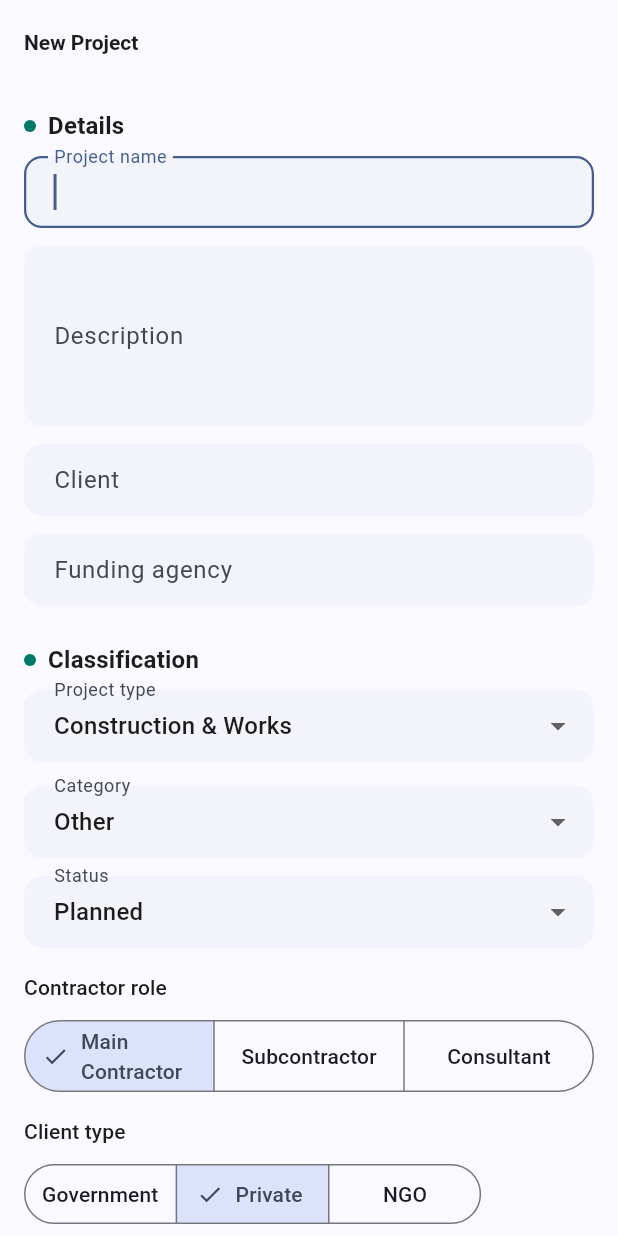
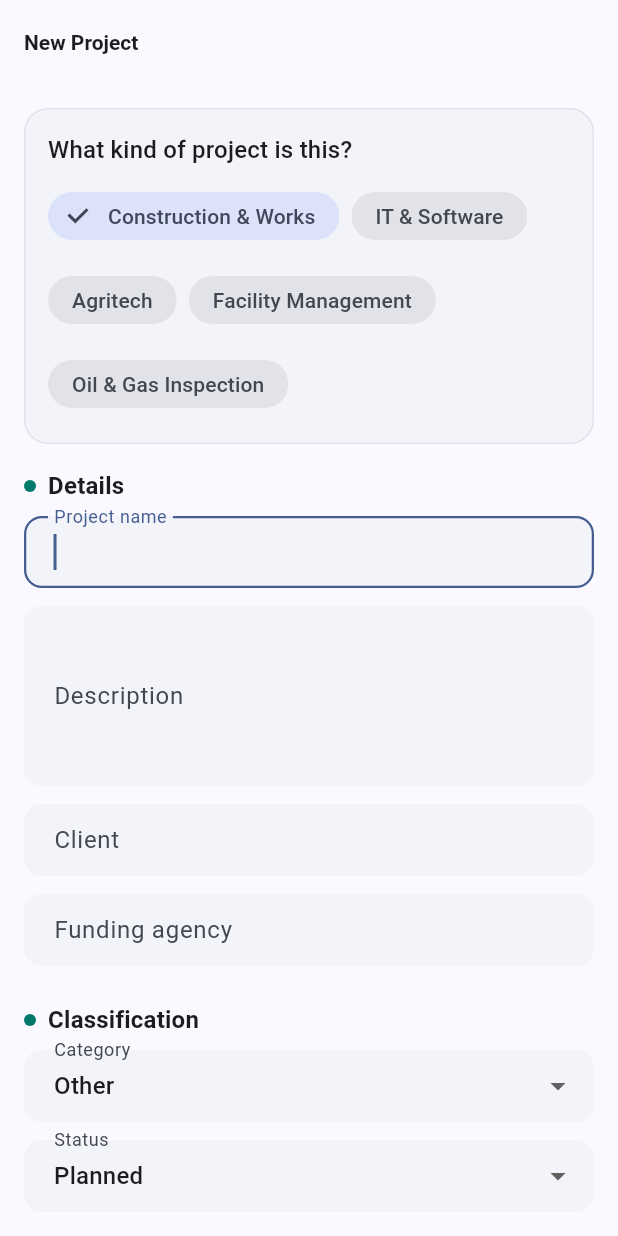
Before and after one commit to JV-ALMA-CIS/jva-projecttracker, a Flutter app: the ProjectFormScreen screen opened directly, on a phone screen of 412 x 824 dp. Run offline on Flutter 3.47's test engine with Material 3 defaults, Android fonts, the phone set to English and light mode, and no system bars; our stand-ins replace cloud_firestore, cloud_functions, file_picker, firebase_auth, firebase_core, firebase_messaging and 7 more; missing offline and left inert: dart:js_interop, firebase_app_check; accounts and stored records are empty.

Commit message:
Project form: 'What kind of project is this?' choice chips at the top
The project-type dropdown sat halfway down preset to 'Construction &
Works' and looked like the old category field, so the IT fields couldn't
be found. Now the first thing on the form. Version 2026.11.20-3.

Co-Authored-By: Claude Opus 5.5 <noreply@anthropic.com>

```diff
--- a/lib/app_version.dart
+++ b/lib/app_version.dart
@@ -1,4 +1,4 @@
 /// The app version shown in Settings, so anyone can tell whether their
 /// browser tab or phone app has the latest update. Bump this on every
 /// release: date of the release + a counter for that day.
-const String kAppVersion = '2026.11.20-2';
+const String kAppVersion = '2026.11.20-3';
--- a/lib/l10n/app_strings.dart
+++ b/lib/l10n/app_strings.dart
@@ -1521,6 +1521,8 @@ class AppStrings {
       _it ? 'Cofinanziamento: $text' : 'Co-funding: $text';
   // Project types (construction / IT / agritech / FM / oil & gas)
   String get fieldProjectType => _it ? 'Tipo di progetto' : 'Project type';
+  String get projectTypeQuestion =>
+      _it ? 'Che tipo di progetto è?' : 'What kind of project is this?';
   String projectTypeLabel(ProjectType t) => switch (t) {
     ProjectType.construction =>
       _it ? 'Costruzioni e lavori' : 'Construction & Works',
--- a/lib/screens/projects/project_form_screen.dart
+++ b/lib/screens/projects/project_form_screen.dart
@@ -526,6 +526,36 @@ class _ProjectFormScreenState extends ConsumerState<ProjectFormScreen> {
         padding: const EdgeInsets.all(16),
         children: [
           _buildSourceOpportunityBanner(strings),
+          // First question on the form: the rest of the form adapts to it
+          // (IT / agritech / oil & gas fields), so it must be impossible to miss.
+          Card(
+            child: Padding(
+              padding: const EdgeInsets.all(16),
+              child: Column(
+                crossAxisAlignment: CrossAxisAlignment.start,
+                children: [
+                  Text(
+                    strings.projectTypeQuestion,
+                    style: Theme.of(context).textTheme.titleMedium,
+                  ),
+                  const SizedBox(height: 8),
+                  Wrap(
+                    spacing: 8,
+                    runSpacing: 8,
+                    children: [
+                      for (final ProjectType t in ProjectType.values)
+                        ChoiceChip(
+                          label: Text(strings.projectTypeLabel(t)),
+                          selected: _projectType == t,
+                          onSelected: (_) => setState(() => _projectType = t),
+                        ),
+                    ],
+                  ),
+                ],
+              ),
+            ),
+          ),
+          const SizedBox(height: 16),
           SectionHeader(
             title: strings.sectionDetails,
             accentColor: AppStatusColors.operations,
@@ -559,21 +589,6 @@ class _ProjectFormScreenState extends ConsumerState<ProjectFormScreen> {
             title: strings.sectionClassification,
             accentColor: AppStatusColors.operations,
           ),
-          DropdownButtonFormField<ProjectType>(
-            key: ValueKey('projectType-$_projectType'),
-            initialValue: _projectType,
-            decoration: InputDecoration(labelText: strings.fieldProjectType),
-            items: ProjectType.values
-                .map(
-                  (t) => DropdownMenuItem(
-                    value: t,
-                    child: Text(strings.projectTypeLabel(t)),
-                  ),
-                )
-                .toList(),
-            onChanged: (v) => setState(() => _projectType = v ?? _projectType),
-          ),
-          const SizedBox(height: 16),
           AdaptiveFieldRow(
             children: [
               if (_projectType.isDigital)
```
Also changed, not shown: 2 other files.
